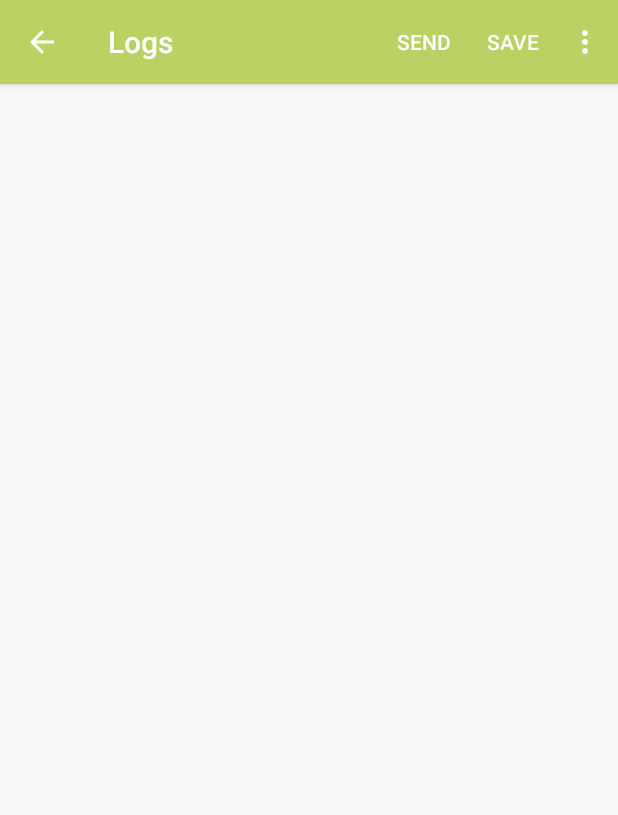
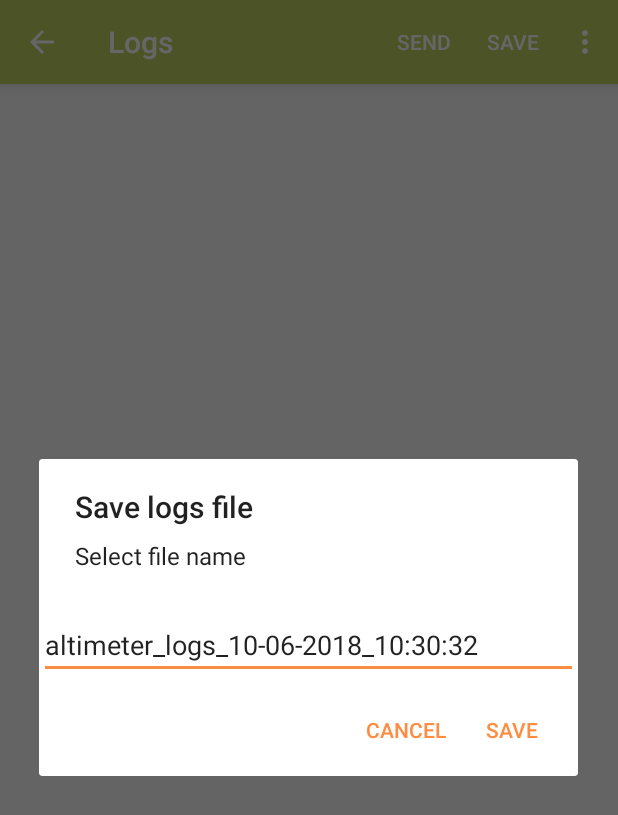
Before and after one commit to joansansam/PressureAltimeter, an Android app: the LogActivity screen opened directly, with no data from a screen before it, after a tap on "SAVE", on a phone screen of 412 x 824 dp. Shown: the top 815 px of the screen. Run offline under Robolectric (Android 15) with nearby library versions, the phone set to English and light mode, and no system bars; 3 statements that could not run were skipped.

Commit message:
AlertDialog to choose file name. Control NullPointerException when max service calls are reached.

```diff
--- a/app/src/main/java/melsion/sansa/joan/pressurealtimeter/ApiHelper.java
+++ b/app/src/main/java/melsion/sansa/joan/pressurealtimeter/ApiHelper.java
@@ -31,6 +31,7 @@ public class ApiHelper {
         this.activity = activity;
         this.context = activity.getApplicationContext();
 
+        //ToDo: controlar el màxim de calls per dia: 50 accuweather, 1000 darksky
         switch (service) {
             case Constants.ACCUWEATHER:
                 urlString = "http://dataservice.accuweather.com/locations/v1/cities/geoposition/search?apikey=TQcwTT9Mw9VMsXPuIKBtgJCjhLZDRh8e&q=" + lat + "%2C" + lon + "&details=false";
@@ -42,6 +43,7 @@ public class ApiHelper {
                 serviceCall();
                 break;
             case Constants.DARKSKY:
+                //ToDo: si acaba sent el service definitiu afegir powered by DarkSky https://darksky.net/dev/docs
                 urlString = "https://api.darksky.net/forecast/4f237579222e7fd80fa327b8c57c532d/" + lat + "," + lon;
                 serviceCall();
                 break;
@@ -87,10 +89,11 @@ public class ApiHelper {
 
             @Override
             protected void onPostExecute(Void result) {
-                if(urlString.contains("accuweather") && urlString.contains("locations")){
+                if(serviceResponseJson != null) {
+                    if (urlString.contains("accuweather") && urlString.contains("locations")) {
                         try {
                             String locationKey = serviceResponseJson.getString("Key");
-                        urlString="http://dataservice.accuweather.com/currentconditions/v1/"+locationKey+"?apikey=TQcwTT9Mw9VMsXPuIKBtgJCjhLZDRh8e&details=true";
+                            urlString = "http://dataservice.accuweather.com/currentconditions/v1/" + locationKey + "?apikey=TQcwTT9Mw9VMsXPuIKBtgJCjhLZDRh8e&details=true";
                             serviceCall();
                         } catch (JSONException e) {
                             e.printStackTrace();
@@ -98,6 +101,7 @@ public class ApiHelper {
                         }
                     } else {
                         updateUI(serviceResponseJson);
+                    }
                 }
             }
         }.execute();
--- a/app/src/main/java/melsion/sansa/joan/pressurealtimeter/FileUtil.java
+++ b/app/src/main/java/melsion/sansa/joan/pressurealtimeter/FileUtil.java
@@ -100,9 +100,11 @@ public class FileUtil {
      * https://www.androidcode.ninja/copy-or-move-file-from-one-directory-to/
      * @param context
      */
-    public static void saveFile(Context context){
-        String date = DateFormat.format("dd-MM-yyyy_HH:mm:ss", new java.util.Date()).toString();
-        String targetFileName = Constants.FILE_NAME+"_"+date+Constants.FILE_EXTENSION;
+    public static void saveFile(Context context, String fileName){
+        if(fileName.equals("")){
+            fileName="?";
+        }
+        String targetFileName= fileName+Constants.FILE_EXTENSION;
         File targetLocation = new File(context.getApplicationContext().getExternalFilesDir(null),targetFileName);
 
         try {
--- a/app/src/main/java/melsion/sansa/joan/pressurealtimeter/LogActivity.java
+++ b/app/src/main/java/melsion/sansa/joan/pressurealtimeter/LogActivity.java
@@ -7,8 +7,11 @@ import android.support.v7.app.ActionBar;
 import android.support.v7.app.AlertDialog;
 import android.support.v7.app.AppCompatActivity;
 import android.os.Bundle;
+import android.text.format.DateFormat;
 import android.view.Menu;
 import android.view.MenuItem;
+import android.view.View;
+import android.widget.EditText;
 import android.widget.TextView;
 
 import java.io.File;
@@ -45,7 +48,27 @@ public class LogActivity extends AppCompatActivity {
     public boolean onOptionsItemSelected(MenuItem item){
         switch(item.getItemId()){
             case R.id.save_item:
-                FileUtil.saveFile(this);
+                final View customView = getLayoutInflater().inflate(R.layout.save_file_alertdialog,null);
+                final EditText editText = customView.findViewById(R.id.selected_name_et);
+                String date = DateFormat.format("dd-MM-yyyy_HH:mm:ss", new java.util.Date()).toString();
+                String defaultName = Constants.FILE_NAME+"_"+date;
+                editText.setText(defaultName);
+
+                AlertDialog.Builder alertDialog = new AlertDialog.Builder(this);
+                alertDialog.setTitle("Save logs file")
+                .setMessage("Select file name")
+                .setView(customView)
+                .setPositiveButton("Save", new DialogInterface.OnClickListener() {
+                    public void onClick(DialogInterface dialog, int whichButton) {
+                        String selectedName = editText.getText().toString();
+                        FileUtil.saveFile(getApplicationContext(),selectedName);
+                    }
+                })
+                .setNegativeButton("Cancel", new DialogInterface.OnClickListener() {
+                    public void onClick(DialogInterface dialog, int whichButton) {
+                    }
+                })
+                .show();
                 break;
             case R.id.send_item:
                 sendFileByMail();
--- a/app/src/main/java/melsion/sansa/joan/pressurealtimeter/PressureSensorClass.java
+++ b/app/src/main/java/melsion/sansa/joan/pressurealtimeter/PressureSensorClass.java
@@ -88,7 +88,7 @@ public class PressureSensorClass {
         }
     }*/
 
-    private final static int AVG_TIME_SECONDS = 4; //ToDo: check best window length
+    private final static int AVG_TIME_SECONDS = 20; //ToDo: check best window length
     private final static int AVG_WINDOW = 6*AVG_TIME_SECONDS;
     private double[] values = new double[AVG_WINDOW];
     private int pos=0;
--- /dev/null
+++ b/app/src/main/res/layout/save_file_alertdialog.xml
@@ -0,0 +1,17 @@
+<?xml version="1.0" encoding="utf-8"?>
+<LinearLayout xmlns:android="http://schemas.android.com/apk/res/android"
+    android:layout_width="match_parent"
+    android:layout_height="match_parent"
+    android:gravity="center_horizontal"
+    android:orientation="vertical">
+
+    <EditText
+        android:id="@+id/selected_name_et"
+        android:layout_width="match_parent"
+        android:layout_height="wrap_content"
+        android:gravity="top"
+        android:maxLines="1"
+        android:scrollbars="horizontal"
+        android:inputType="text" />
+
+</LinearLayout>
```
Lines whose indentation alone changed are shown as unchanged.
